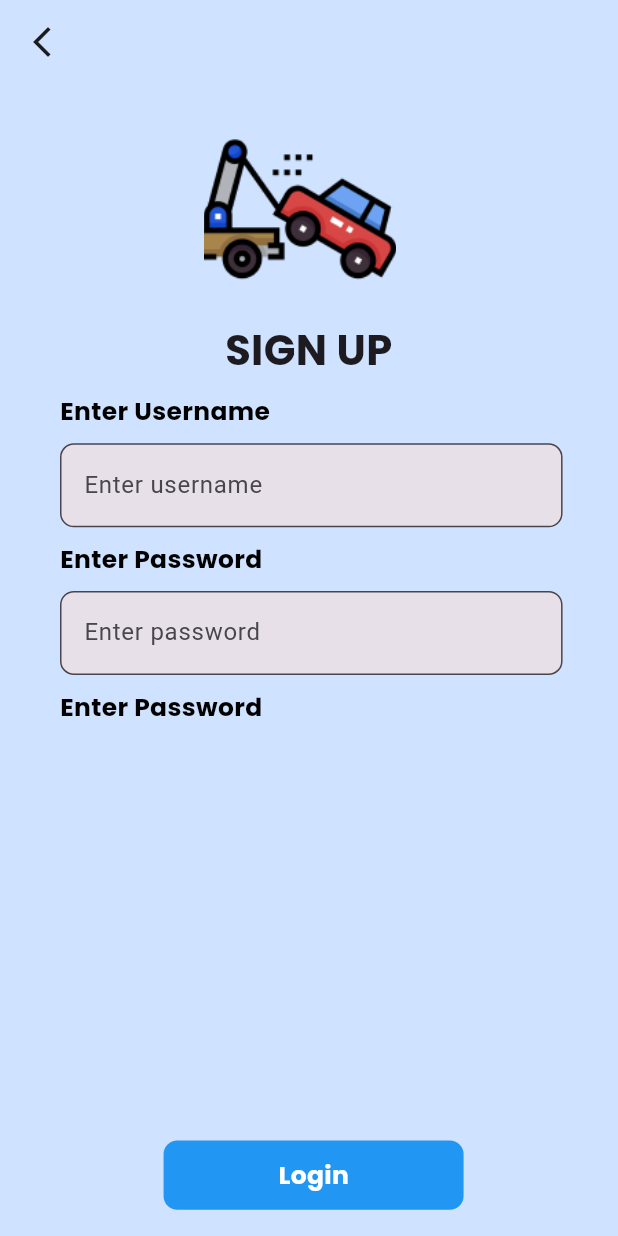
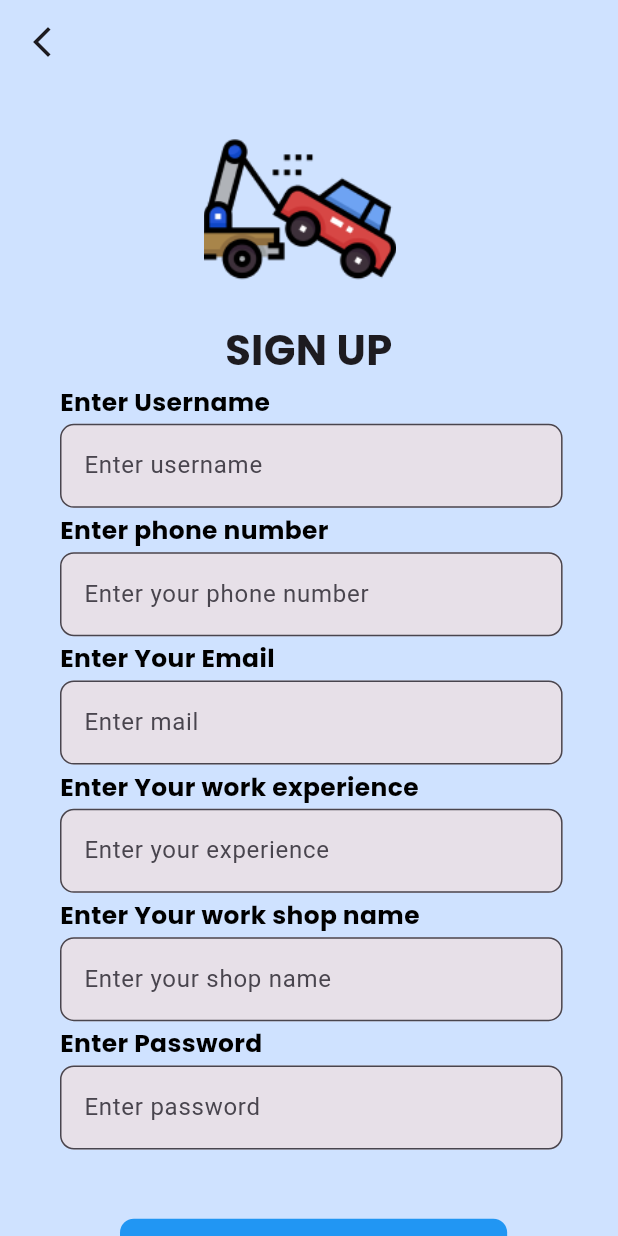
Before and after one commit to najafathima630/mini_project, a Flutter app: the MechanicSignup screen opened directly, on a phone screen of 412 x 824 dp. Run offline on Flutter 3.47's test engine with Material 3 defaults, Android fonts, the phone set to English and light mode, and no system bars; our stand-ins replace flutter_screenutil, google_fonts, shared_preferences; accounts and stored records are empty.

Commit message:
03/01/2024 mechanic

```diff
--- a/lib/main.dart
+++ b/lib/main.dart
@@ -10,6 +10,7 @@ import 'admin/admin_notification.dart';
 import 'admin/admin_payment.dart';
 import 'admin/admin_user.dart';
 import 'admin/tap_bar.dart';
+import 'mechanic/mech_service_home.dart';
 import 'mechanic/mechanic_login.dart';
 import 'mechanic/mechanic_signup.dart';
 
@@ -49,7 +50,7 @@ class MyApp extends StatelessWidget {
                 colorScheme: ColorScheme.fromSeed(seedColor: Colors.deepPurple),
                 useMaterial3: true,
               ),
-              home: MechanicSignup(),
+              home: mech_service_home(),
             ));
   }
 }
--- a/lib/mechanic/mechanic_signup.dart
+++ b/lib/mechanic/mechanic_signup.dart
@@ -35,7 +35,7 @@ class _MechanicSignupState extends State<MechanicSignup> {
           backgroundColor: Color(0xffCFE2FF),
           body: Form(
               key: form_key,
-              child: Column(
+              child: ListView(
                 children: [
                   Row(
                     children: [
@@ -66,7 +66,7 @@ class _MechanicSignupState extends State<MechanicSignup> {
                   Row(
                     children: [
                       Padding(
-                        padding: EdgeInsets.only(top: 10.h, left: 40.w),
+                        padding: EdgeInsets.only(top: 3.h, left: 40.w),
                         child: Text(
                           "Enter Username",
                           style: GoogleFonts.poppins(
@@ -79,7 +79,7 @@ class _MechanicSignupState extends State<MechanicSignup> {
                   ),
                   Padding(
                     padding:
-                        EdgeInsets.only(left: 40.w, top: 10.h, right: 40.r),
+                        EdgeInsets.only(left: 40.w, top: 3.h, right: 40.r),
                     child: TextFormField(
                       validator: (value) {
                         if (value!.isEmpty) {
@@ -102,9 +102,9 @@ class _MechanicSignupState extends State<MechanicSignup> {
                   Row(
                     children: [
                       Padding(
-                        padding: EdgeInsets.only(top: 10.h, left: 40.w),
+                        padding: EdgeInsets.only(top: 3.h, left: 40.w),
                         child: Text(
-                          "Enter Password",
+                          "Enter phone number",
                           style: GoogleFonts.poppins(
                               color: Colors.black,
                               fontWeight: FontWeight.bold,
@@ -115,7 +115,145 @@ class _MechanicSignupState extends State<MechanicSignup> {
                   ),
                   Padding(
                     padding:
-                        EdgeInsets.only(right: 40.r, left: 40.w, top: 10.h),
+                        EdgeInsets.only(right: 40.r, left: 40.w, top: 3.h),
+                    child: TextFormField(
+                      validator: (value) {
+                        if (value!.isEmpty) {
+                          return "Empty number";
+                        }
+                      },
+                      decoration: InputDecoration(
+                        border: OutlineInputBorder(
+                            borderRadius: BorderRadius.circular(
+                          10.sp,
+                        )),
+                        prefixIconColor: Colors.white,
+                        suffixIconColor: Colors.white,
+                        hintText: "Enter your phone number",
+                        filled: true,
+                      ),
+                      obscureText: true,
+                    ),
+                  ),
+                  Row(
+                    children: [
+                      Padding(
+                        padding: EdgeInsets.only(top: 3.h, left: 40.w),
+                        child: Text(
+                          "Enter Your Email",
+                          style: GoogleFonts.poppins(
+                              color: Colors.black,
+                              fontWeight: FontWeight.bold,
+                              fontSize: 18.sp),
+                        ),
+                      )
+                    ],
+                  ),
+                  Padding(
+                    padding:
+                        EdgeInsets.only(right: 40.r, left: 40.w, top: 3.h),
+                    child: TextFormField(
+                      validator: (value) {
+                        if (value!.isEmpty) {
+                          return "Empty mail";
+                        }
+                      },
+                      decoration: InputDecoration(
+                        border: OutlineInputBorder(
+                            borderRadius: BorderRadius.circular(
+                          10.sp,
+                        )),
+                        prefixIconColor: Colors.white,
+                        suffixIconColor: Colors.white,
+                        hintText: "Enter mail",
+                        filled: true,
+                      ),
+                      obscureText: true,
+                    ),
+                  ),Row(
+                    children: [
+                      Padding(
+                        padding: EdgeInsets.only(top: 3.h, left: 40.w),
+                        child: Text(
+                          "Enter Your work experience",
+                          style: GoogleFonts.poppins(
+                              color: Colors.black,
+                              fontWeight: FontWeight.bold,
+                              fontSize: 18.sp),
+                        ),
+                      )
+                    ],
+                  ),Padding(
+                    padding:
+                    EdgeInsets.only(right: 40.r, left: 40.w, top: 3.h),
+                    child: TextFormField(
+                      validator: (value) {
+                        if (value!.isEmpty) {
+                          return "Empty experience";
+                        }
+                      },
+                      decoration: InputDecoration(
+                        border: OutlineInputBorder(
+                            borderRadius: BorderRadius.circular(
+                              10.sp,
+                            )),
+                        prefixIconColor: Colors.white,
+                        suffixIconColor: Colors.white,
+                        hintText: "Enter your experience",
+                        filled: true,
+                      ),
+                      obscureText: true,
+                    ),
+                  ),Row(
+                    children: [
+                      Padding(
+                        padding: EdgeInsets.only(top: 3.h, left: 40.w),
+                        child: Text(
+                          "Enter Your work shop name",
+                          style: GoogleFonts.poppins(
+                              color: Colors.black,
+                              fontWeight: FontWeight.bold,
+                              fontSize: 18.sp),
+                        ),
+                      )
+                    ],
+                  ),Padding(
+                    padding:
+                    EdgeInsets.only(right: 40.r, left: 40.w, top: 3.h),
+                    child: TextFormField(
+                      validator: (value) {
+                        if (value!.isEmpty) {
+                          return "Empty name";
+                        }
+                      },
+                      decoration: InputDecoration(
+                        border: OutlineInputBorder(
+                            borderRadius: BorderRadius.circular(
+                              10.sp,
+                            )),
+                        prefixIconColor: Colors.white,
+                        suffixIconColor: Colors.white,
+                        hintText: "Enter your shop name",
+                        filled: true,
+                      ),
+                      obscureText: true,
+                    ),
+                  ),Row(
+                    children: [
+                      Padding(
+                        padding: EdgeInsets.only(top: 3.h, left: 40.w),
+                        child: Text(
+                          "Enter Password",
+                          style: GoogleFonts.poppins(
+                              color: Colors.black,
+                              fontWeight: FontWeight.bold,
+                              fontSize: 18.sp),
+                        ),
+                      )
+                    ],
+                  ), Padding(
+                    padding:
+                    EdgeInsets.only(right: 40.r, left: 40.w, top: 3.h),
                     child: TextFormField(
                       validator: (value) {
                         if (value!.isEmpty) {
@@ -125,8 +263,8 @@ class _MechanicSignupState extends State<MechanicSignup> {
                       decoration: InputDecoration(
                         border: OutlineInputBorder(
                             borderRadius: BorderRadius.circular(
-                          10.sp,
-                        )),
+                              10.sp,
+                            )),
                         prefixIconColor: Colors.white,
                         suffixIconColor: Colors.white,
                         hintText: "Enter password",
@@ -134,19 +272,6 @@ class _MechanicSignupState extends State<MechanicSignup> {
                       ),
                       obscureText: true,
                     ),
-                  ),Row(
-                    children: [
-                      Padding(
-                        padding: EdgeInsets.only(top: 10.h, left: 40.w),
-                        child: Text(
-                          "Enter Password",
-                          style: GoogleFonts.poppins(
-                              color: Colors.black,
-                              fontWeight: FontWeight.bold,
-                              fontSize: 18.sp),
-                        ),
-                      )
-                    ],
                   ),
                   InkWell(
                     onTap: () {
@@ -162,7 +287,7 @@ class _MechanicSignupState extends State<MechanicSignup> {
                     },
                     child: Padding(
                       padding:
-                          EdgeInsets.only(right: 80.r, left: 80.w, top: 300.h),
+                          EdgeInsets.only(right: 80.r, left: 80.w, top: 50.h),
                       child: Container(
                         child: Center(
                           child: Text(
```
Also changed, not shown: lib/admin/tap_bar.dart (+5 -4 lines), lib/mechanic/meach_service_home2.dart (added, +136 -0 lines), lib/mechanic/mech_service_home.dart (added, +77 -0 lines), lib/mechanic/mech_service_home1.dart (added, +114 -0 lines), Assets/Ellipse 9.png (added), Assets/boss.png (added), Assets/notification 2.png (added).
